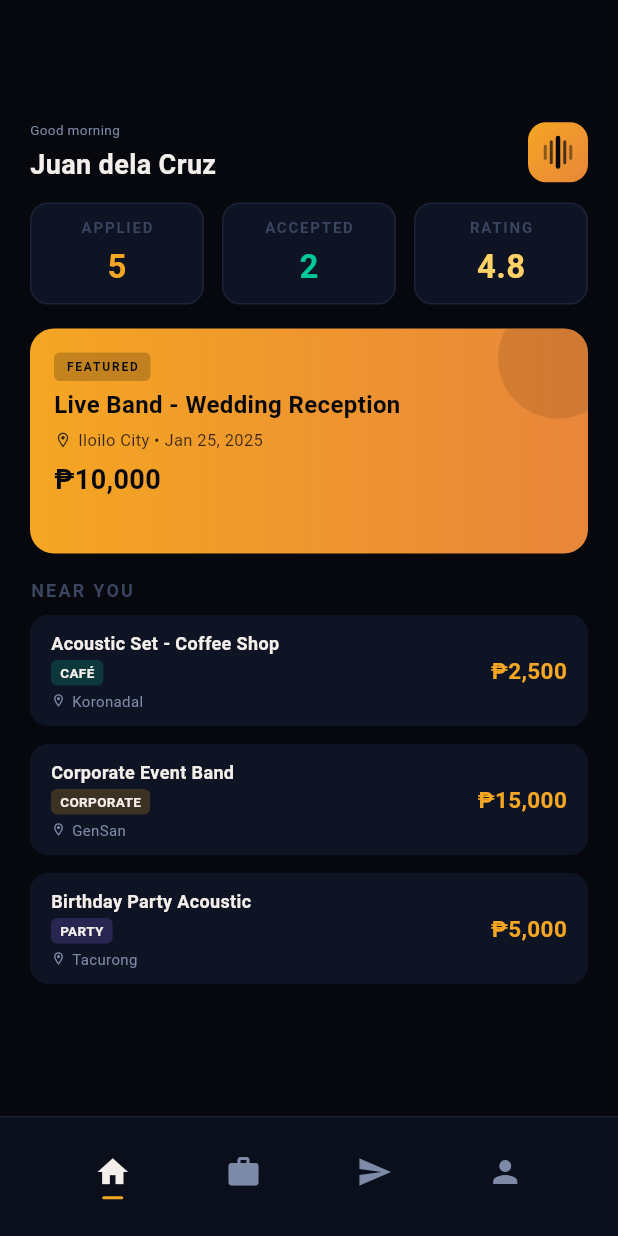
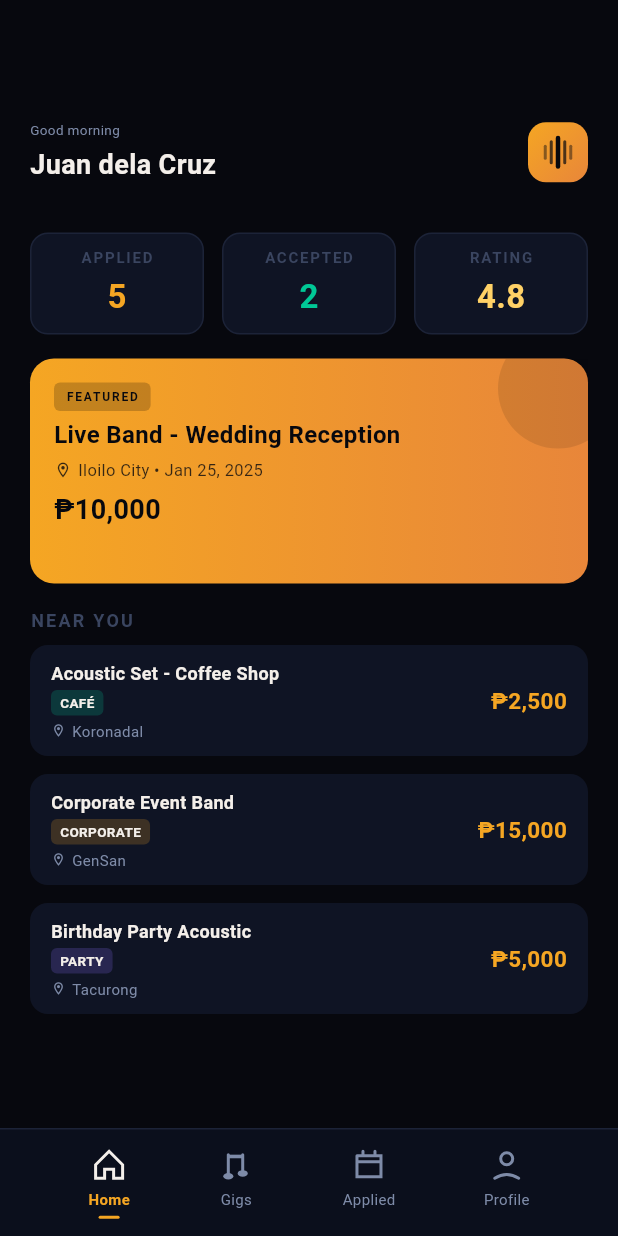
Before and after one commit to Aundori/GigSugo, a Flutter app: the MusicianHomeScreen screen opened by its route, on a phone screen of 412 x 824 dp. Run offline on Flutter 3.47's test engine with Material 3 defaults, Android fonts, the phone set to English and light mode, and no system bars; our stand-ins replace cloud_firestore, firebase_auth, firebase_core, flutter_riverpod, font_awesome_flutter, go_router and 2 more; accounts and stored records are empty; Roboto replaces fonts that are missing (Cormorant Garamond, DM Sans).

Commit message:
Musician Screen #1.5 (fixed the gigs icon to make it look professional and padding betweeen the contents of home screen to make it look nicer

```diff
--- a/lib/features/home/screens/musician_home_screen.dart
+++ b/lib/features/home/screens/musician_home_screen.dart
@@ -328,7 +328,7 @@ class _MusicianHomeScreenState extends ConsumerState<MusicianHomeScreen> {
                   ),
                 ],
               ),
-              const SizedBox(height: 12),
+              const SizedBox(height: 32),
               // Stats Row
               userStatsAsync.when(
                   data: (stats) => Row(
@@ -671,7 +671,7 @@ class _BottomNavigationBar extends StatelessWidget {
   @override
   Widget build(BuildContext context) {
     return Container(
-      height: 80,
+      height: 72,
       decoration: const BoxDecoration(
         color: AppColors.surface,
         border: Border(
@@ -682,25 +682,25 @@ class _BottomNavigationBar extends StatelessWidget {
         mainAxisAlignment: MainAxisAlignment.spaceEvenly,
         children: [
           _NavItem(
-            iconData: Icons.home,
+            icon: _HomeIcon(isActive: true),
             label: 'Home',
             isActive: true,
             onTap: () {},
           ),
           _NavItem(
-            iconData: Icons.work,
+            icon: _GigsIcon(isActive: false),
             label: 'Gigs',
             isActive: false,
             onTap: () => context.go('/gigs'),
           ),
           _NavItem(
-            iconData: Icons.send,
+            icon: _AppliedIcon(isActive: false),
             label: 'Applied',
             isActive: false,
             onTap: () => context.go('/applications'),
           ),
           _NavItem(
-            iconData: Icons.person,
+            icon: _ProfileIcon(isActive: false),
             label: 'Profile',
             isActive: false,
             onTap: () => context.go('/profile'),
@@ -712,13 +712,13 @@ class _BottomNavigationBar extends StatelessWidget {
 }
 
 class _NavItem extends StatelessWidget {
-  final IconData iconData;
+  final Widget icon;
   final String label;
   final bool isActive;
   final VoidCallback onTap;
 
   const _NavItem({
-    required this.iconData,
+    required this.icon,
     required this.label,
     required this.isActive,
     required this.onTap,
@@ -730,11 +730,18 @@ class _NavItem extends StatelessWidget {
       onTap: onTap,
       child: Column(
         mainAxisAlignment: MainAxisAlignment.center,
+        mainAxisSize: MainAxisSize.min,
         children: [
-          Icon(
-            iconData,
-            size: 24,
-            color: isActive ? AppColors.text : AppColors.sub,
+          icon,
+          const SizedBox(height: 4),
+          Text(
+            label,
+            style: TextStyle(
+              fontFamily: 'DM Sans',
+              fontSize: 10,
+              fontWeight: isActive ? FontWeight.w700 : FontWeight.w400,
+              color: isActive ? AppColors.amber : AppColors.sub,
+            ),
           ),
           const SizedBox(height: 4),
           Container(
@@ -753,20 +760,28 @@ class _NavItem extends StatelessWidget {
 
 // SVG Icons
 class _HomeIcon extends StatelessWidget {
+  final bool isActive;
+
+  const _HomeIcon({this.isActive = false});
+
   @override
   Widget build(BuildContext context) {
     return CustomPaint(
       size: const Size(24, 24),
-      painter: _HomeIconPainter(),
+      painter: _HomeIconPainter(isActive: isActive),
     );
   }
 }
 
 class _HomeIconPainter extends CustomPainter {
+  final bool isActive;
+
+  _HomeIconPainter({this.isActive = false});
+
   @override
   void paint(Canvas canvas, Size size) {
     final paint = Paint()
-      ..color = AppColors.amber
+      ..color = isActive ? AppColors.text : AppColors.sub
       ..strokeWidth = 2
       ..strokeCap = StrokeCap.round
       ..style = PaintingStyle.stroke;
@@ -788,62 +803,117 @@ class _HomeIconPainter extends CustomPainter {
   }
 
   @override
-  bool shouldRepaint(covariant CustomPainter oldDelegate) => false;
+  bool shouldRepaint(covariant _HomeIconPainter oldDelegate) =>
+      oldDelegate.isActive != isActive;
 }
 
 class _GigsIcon extends StatelessWidget {
+  final bool isActive;
+  const _GigsIcon({this.isActive = false});
+
   @override
   Widget build(BuildContext context) {
     return CustomPaint(
       size: const Size(24, 24),
-      painter: _GigsIconPainter(),
+      painter: _GigsIconPainter(isActive: isActive),
     );
   }
 }
 
 class _GigsIconPainter extends CustomPainter {
+  final bool isActive;
+  _GigsIconPainter({this.isActive = false});
+
   @override
   void paint(Canvas canvas, Size size) {
+    final double w = size.width;
+    final double h = size.height;
+    final color = isActive ? AppColors.amber : AppColors.sub;
+
     final paint = Paint()
-      ..color = AppColors.muted.withOpacity(0.6)
-      ..strokeWidth = 2
-      ..strokeCap = StrokeCap.round
-      ..style = PaintingStyle.stroke;
+      ..color = color
+      ..style = PaintingStyle.fill;
 
-    // Music note
-    final path = Path();
-    path.moveTo(8, 3);
-    path.lineTo(8, 17);
-    path.moveTo(8, 5);
-    path.lineTo(16, 3);
-    path.lineTo(16, 15);
+    // Left note stem (vertical line)
+    canvas.drawLine(
+      Offset(w * 0.28, h * 0.82),
+      Offset(w * 0.28, h * 0.22),
+      Paint()
+        ..color = color
+        ..strokeWidth = 2.0
+        ..strokeCap = StrokeCap.round
+        ..style = PaintingStyle.stroke,
+    );
 
-    // Note heads
-    canvas.drawCircle(const Offset(8, 19), 3, paint);
-    canvas.drawCircle(const Offset(16, 17), 3, paint);
+    // Right note stem (vertical line)
+    canvas.drawLine(
+      Offset(w * 0.68, h * 0.72),
+      Offset(w * 0.68, h * 0.22),
+      Paint()
+        ..color = color
+        ..strokeWidth = 2.0
+        ..strokeCap = StrokeCap.round
+        ..style = PaintingStyle.stroke,
+    );
 
-    canvas.drawPath(path, paint);
+    // Beam connecting both stems at the top
+    final beamPath = Path();
+    beamPath.moveTo(w * 0.28, h * 0.22);
+    beamPath.lineTo(w * 0.68, h * 0.22);
+    beamPath.lineTo(w * 0.68, h * 0.32);
+    beamPath.lineTo(w * 0.28, h * 0.32);
+    beamPath.close();
+    canvas.drawPath(beamPath, paint);
+
+    // Left note head (filled oval)
+    canvas.drawOval(
+      Rect.fromCenter(
+        center: Offset(w * 0.28, h * 0.82),
+        width: w * 0.28,
+        height: h * 0.18,
+      ),
+      paint,
+    );
+
+    // Right note head (filled oval)
+    canvas.drawOval(
+      Rect.fromCenter(
+        center: Offset(w * 0.68, h * 0.74),
+        width: w * 0.28,
+        height: h * 0.18,
+      ),
+      paint,
+    );
   }
 
   @override
-  bool shouldRepaint(covariant CustomPainter oldDelegate) => false;
+  bool shouldRepaint(covariant _GigsIconPainter oldDelegate) =>
+      oldDelegate.isActive != isActive;
 }
 
 class _AppliedIcon extends StatelessWidget {
+  final bool isActive;
+
+  const _AppliedIcon({this.isActive = false});
+
   @override
   Widget build(BuildContext context) {
     return CustomPaint(
       size: const Size(24, 24),
-      painter: _AppliedIconPainter(),
+      painter: _AppliedIconPainter(isActive: isActive),
     );
   }
 }
 
 class _AppliedIconPainter extends CustomPainter {
+  final bool isActive;
+
+  _AppliedIconPainter({this.isActive = false});
+
   @override
   void paint(Canvas canvas, Size size) {
     final paint = Paint()
-      ..color = AppColors.muted.withOpacity(0.6)
+      ..color = isActive ? AppColors.text : AppColors.sub
       ..strokeWidth = 2
       ..strokeCap = StrokeCap.round
       ..style = PaintingStyle.stroke;
@@ -865,24 +935,33 @@ class _AppliedIconPainter extends CustomPainter {
   }
 
   @override
-  bool shouldRepaint(covariant CustomPainter oldDelegate) => false;
+  bool shouldRepaint(covariant _AppliedIconPainter oldDelegate) =>
+      oldDelegate.isActive != isActive;
 }
 
 class _ProfileIcon extends StatelessWidget {
+  final bool isActive;
+
+  const _ProfileIcon({this.isActive = false});
+
   @override
   Widget build(BuildContext context) {
     return CustomPaint(
       size: const Size(24, 24),
-      painter: _ProfileIconPainter(),
+      painter: _ProfileIconPainter(isActive: isActive),
     );
   }
 }
 
 class _ProfileIconPainter extends CustomPainter {
+  final bool isActive;
+
+  _ProfileIconPainter({this.isActive = false});
+
   @override
   void paint(Canvas canvas, Size size) {
     final paint = Paint()
-      ..color = AppColors.muted.withOpacity(0.6)
+      ..color = isActive ? AppColors.text : AppColors.sub
       ..strokeWidth = 2
       ..strokeCap = StrokeCap.round
       ..style = PaintingStyle.stroke;
@@ -898,7 +977,8 @@ class _ProfileIconPainter extends CustomPainter {
   }
 
   @override
-  bool shouldRepaint(covariant CustomPainter oldDelegate) => false;
+  bool shouldRepaint(covariant _ProfileIconPainter oldDelegate) =>
+      oldDelegate.isActive != isActive;
 }
 
 class Skeleton extends StatelessWidget {
```
